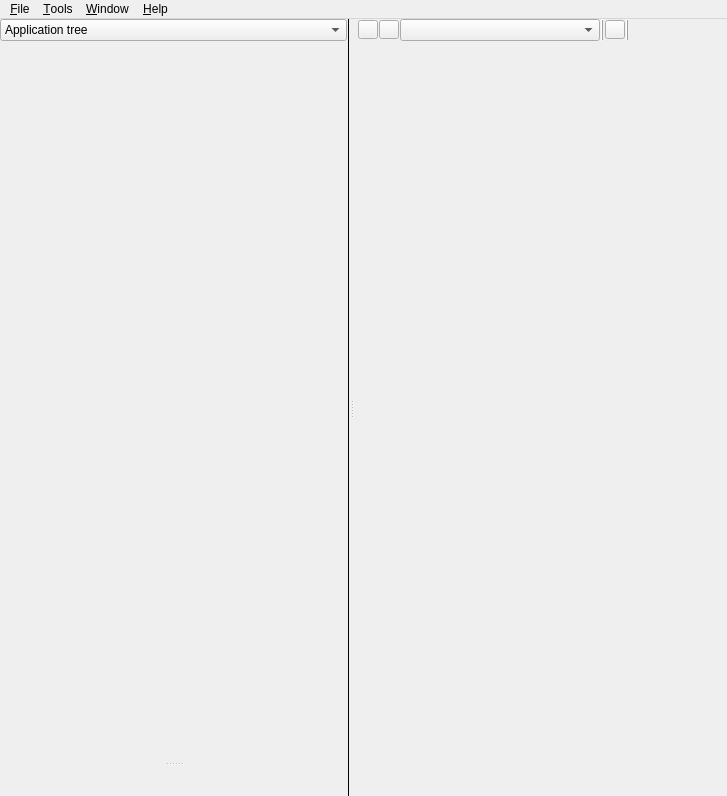
The window that src/mainwindow.ui (fougue/mayo) describes before a commit, drawn with Qt 5.
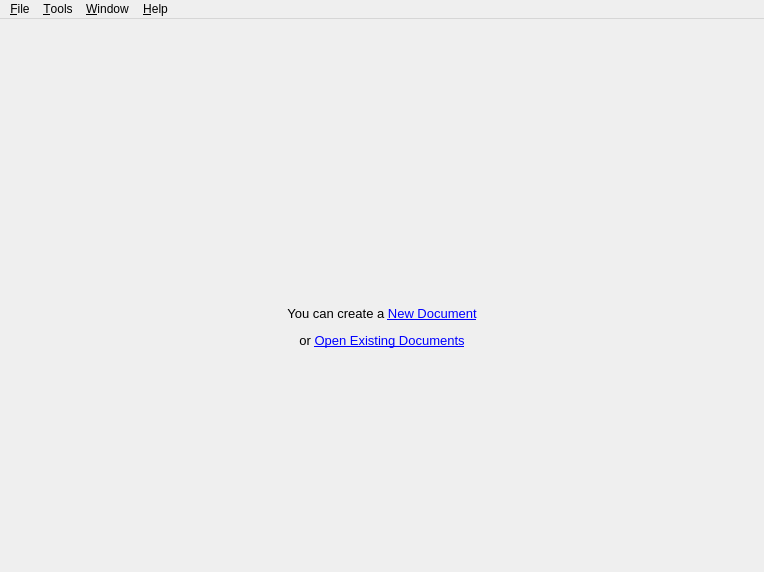
The same window after the commit. Icons and pictures are not drawn. Custom widgets are drawn as their Qt base class.

Commit message: Add "Home" page, displayed when no documents are loaded

Diff of the .ui file:
```diff
--- a/src/mainwindow.ui
+++ b/src/mainwindow.ui
@@ -6,8 +6,8 @@
    <rect>
     <x>0</x>
     <y>0</y>
-    <width>727</width>
-    <height>796</height>
+    <width>764</width>
+    <height>572</height>
    </rect>
   </property>
   <property name="windowTitle">
@@ -31,6 +31,55 @@
      <number>0</number>
     </property>
     <item>
+     <widget class="QStackedWidget" name="stack_Main">
+      <property name="currentIndex">
+       <number>0</number>
+      </property>
+      <widget class="QWidget" name="page_MainHome">
+       <layout class="QVBoxLayout" name="verticalLayout_8">
+        <property name="spacing">
+         <number>20</number>
+        </property>
+        <item>
+         <widget class="QLabel" name="label_AppIcon">
+          <property name="text">
+           <string/>
+          </property>
+          <property name="pixmap">
+           <pixmap resource="../mayo.qrc">:/images/appicon_128.png</pixmap>
+          </property>
+          <property name="alignment">
+           <set>Qt::AlignBottom|Qt::AlignHCenter</set>
+          </property>
+         </widget>
+        </item>
+        <item>
+         <widget class="QLabel" name="label_MainHome">
+          <property name="text">
+           <string>&lt;html&gt;&lt;head/&gt;&lt;body&gt;&lt;p&gt;&lt;span style=&quot; font-size:10pt;&quot;&gt;You can create a &lt;/span&gt;&lt;a href=&quot;NewDocument&quot;&gt;&lt;span style=&quot; font-size:10pt; text-decoration: underline; color:#0000ff;&quot;&gt;New Document&lt;/span&gt;&lt;/a&gt;&lt;/p&gt;&lt;p&gt;&lt;span style=&quot; font-size:10pt;&quot;&gt;or &lt;/span&gt;&lt;a href=&quot;OpenDocuments&quot;&gt;&lt;span style=&quot; font-size:10pt; text-decoration: underline; color:#0000ff;&quot;&gt;Open Existing Documents&lt;/span&gt;&lt;/a&gt;&lt;/p&gt;&lt;/body&gt;&lt;/html&gt;</string>
+          </property>
+          <property name="alignment">
+           <set>Qt::AlignHCenter|Qt::AlignTop</set>
+          </property>
+         </widget>
+        </item>
+       </layout>
+      </widget>
+      <widget class="QWidget" name="page_MainControl">
+       <layout class="QVBoxLayout" name="verticalLayout_7">
+        <property name="leftMargin">
+         <number>0</number>
+        </property>
+        <property name="topMargin">
+         <number>0</number>
+        </property>
+        <property name="rightMargin">
+         <number>0</number>
+        </property>
+        <property name="bottomMargin">
+         <number>0</number>
+        </property>
+        <item>
      <widget class="QSplitter" name="splitter_Main">
       <property name="orientation">
        <enum>Qt::Horizontal</enum>
@@ -358,12 +407,16 @@
     </item>
    </layout>
   </widget>
+     </widget>
+    </item>
+   </layout>
+  </widget>
   <widget class="QMenuBar" name="menuBar">
    <property name="geometry">
     <rect>
      <x>0</x>
      <y>0</y>
-     <width>727</width>
+     <width>764</width>
      <height>21</height>
     </rect>
    </property>
```
Lines whose indentation alone changed are shown as unchanged. The commit also changes 4 other files.
